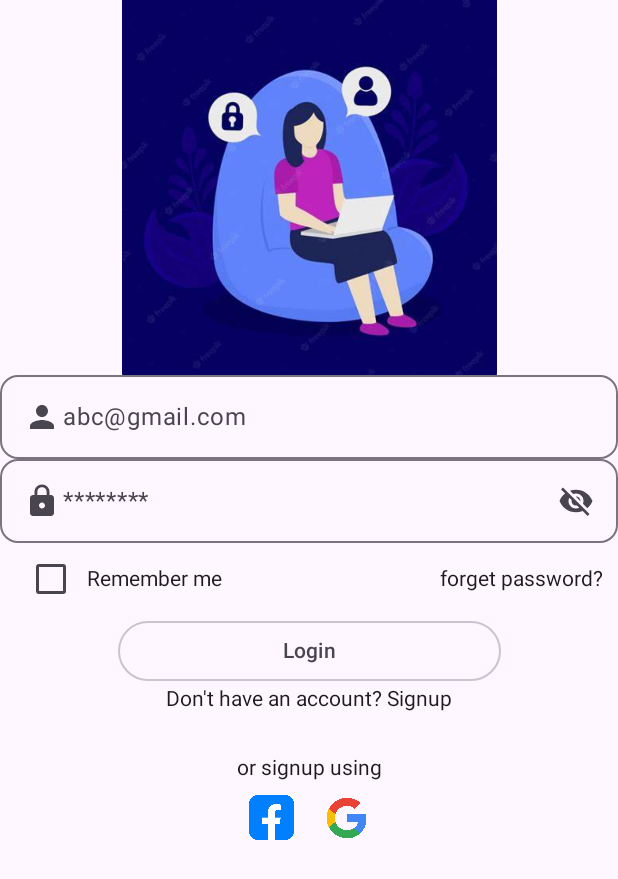
After one commit to SamipTmg614/Kotlinreg, an Android app built with Jetpack Compose: the LoginActivity screen opened directly, with no data from a screen before it, on a phone screen of 412 x 824 dp. The commit adds this screen. Shown: the top 879 px of the screen. Run offline under Robolectric (Android 15) with nearby library versions, the phone set to English and light mode, and no system bars.

Commit message:
login page

```diff
--- /dev/null
+++ b/app/src/main/java/com/example/testapp/LoginActivity.kt
@@ -0,0 +1,193 @@
+package com.example.testapp
+
+import android.graphics.Color
+import android.os.Bundle
+import androidx.activity.ComponentActivity
+import androidx.activity.compose.setContent
+import androidx.activity.enableEdgeToEdge
+import androidx.compose.foundation.Image
+import androidx.compose.foundation.background
+import androidx.compose.foundation.clickable
+import androidx.compose.foundation.layout.Arrangement
+import androidx.compose.foundation.layout.Column
+import androidx.compose.foundation.layout.PaddingValues
+import androidx.compose.foundation.layout.Row
+import androidx.compose.foundation.layout.Spacer
+import androidx.compose.foundation.layout.fillMaxHeight
+import androidx.compose.foundation.layout.fillMaxSize
+import androidx.compose.foundation.layout.fillMaxWidth
+import androidx.compose.foundation.layout.height
+import androidx.compose.foundation.layout.padding
+import androidx.compose.foundation.layout.size
+import androidx.compose.foundation.layout.width
+import androidx.compose.foundation.shape.RoundedCornerShape
+import androidx.compose.foundation.text.KeyboardOptions
+import androidx.compose.material.icons.Icons
+import androidx.compose.material.icons.filled.Lock
+import androidx.compose.material.icons.filled.Person
+import androidx.compose.material3.Button
+import androidx.compose.material3.Checkbox
+import androidx.compose.material3.CheckboxColors
+import androidx.compose.material3.Icon
+import androidx.compose.material3.OutlinedButton
+import androidx.compose.material3.OutlinedTextField
+import androidx.compose.material3.Scaffold
+import androidx.compose.material3.Text
+import androidx.compose.material3.TextFieldColors
+import androidx.compose.material3.TextFieldDefaults
+import androidx.compose.runtime.Composable
+import androidx.compose.runtime.getValue
+import androidx.compose.runtime.mutableStateOf
+import androidx.compose.runtime.remember
+import androidx.compose.runtime.setValue
+import androidx.compose.ui.Alignment
+import androidx.compose.ui.Modifier
+import androidx.compose.ui.graphics.Outline
+import androidx.compose.ui.graphics.Shape
+import androidx.compose.ui.graphics.painter.Painter
+import androidx.compose.ui.graphics.vector.ImageVector
+import androidx.compose.ui.res.painterResource
+import androidx.compose.ui.text.TextStyle
+import androidx.compose.ui.text.input.KeyboardType
+import androidx.compose.ui.text.input.PasswordVisualTransformation
+import androidx.compose.ui.text.input.VisualTransformation
+import androidx.compose.ui.tooling.preview.Preview
+import androidx.compose.ui.unit.dp
+import com.example.testapp.ui.theme.TestAppTheme
+import java.nio.file.WatchEvent
+
+class LoginActivity : ComponentActivity() {
+    override fun onCreate(savedInstanceState: Bundle?) {
+        super.onCreate(savedInstanceState)
+        enableEdgeToEdge()
+        setContent {
+            Scaffold (){ innerPadding ->
+                body(innerPadding)
+            }
+        }
+    }
+}
+
+@Composable
+fun body(innerPadding: PaddingValues){
+
+    var email by remember { mutableStateOf("") }
+    var password by remember { mutableStateOf("") }
+    var passwordiVisibility by remember { mutableStateOf(false) }
+    var rememberMe by remember { mutableStateOf(false) }
+
+    Column (
+        modifier = Modifier
+            .fillMaxHeight()
+            .fillMaxWidth(),
+        horizontalAlignment = Alignment.CenterHorizontally
+    ){
+        Image(
+            painter = painterResource(R.drawable.login),
+            contentDescription = null,
+            modifier = Modifier
+                .height(250.dp)
+                .width(250.dp)
+
+
+        )
+        OutlinedTextField(
+            value = email,
+            onValueChange = { email = it },
+            modifier = Modifier.fillMaxWidth(),
+            shape = RoundedCornerShape(12.dp),
+            placeholder = { Text(text = "abc@gmail.com") },
+            keyboardOptions = KeyboardOptions(keyboardType = KeyboardType.Email),
+            prefix = {
+                Icon(
+                    imageVector = Icons.Default.Person,
+                    contentDescription = null
+                )
+            },
+//            colors = TextFieldDefaults.colors(
+//            )
+
+        )
+        OutlinedTextField(
+            value = password,
+            onValueChange = { password = it },
+            shape = RoundedCornerShape(12.dp),
+            placeholder = {
+                Text("********")
+            },
+            keyboardOptions = KeyboardOptions(keyboardType = KeyboardType.Text),
+            prefix = {
+                Icon(
+                    imageVector = Icons.Default.Lock,
+                    contentDescription = null
+                )
+            },
+            visualTransformation = PasswordVisualTransformation(),
+            modifier = Modifier.fillMaxWidth(),
+            suffix = {
+                Icon(
+                    painter = painterResource(if (passwordiVisibility)R.drawable.baseline_visibility_24 else R.drawable.baseline_visibility_off_24) ,
+                    contentDescription = null,
+                    modifier = Modifier.clickable{
+                        passwordiVisibility = !passwordiVisibility
+                    }
+                )
+            }
+        )
+        Row (modifier = Modifier
+            .fillMaxWidth()
+            .padding(start = 10.dp, end = 10.dp),
+            verticalAlignment = Alignment.CenterVertically,
+            horizontalArrangement = Arrangement.SpaceBetween){
+            Row (verticalAlignment = Alignment.CenterVertically){
+                Checkbox(
+                    checked = rememberMe,
+                    onCheckedChange = {
+                        rememberMe = it
+                    },
+                    //            colors = CheckboxColors(
+                    //               checkedBoxColor = Color.GREEN
+                    //            )
+                )
+                Text(text = "Remember me")
+
+            }
+
+            Text(text = "forget password?", modifier = Modifier.clickable{})
+        }
+        OutlinedButton(
+            onClick = {
+
+            },
+            modifier = Modifier.width(255.dp)
+        ) {
+
+            Text(text = "Login")
+
+    }
+        Text(text = "Don't have an account? Signup", modifier = Modifier.clickable{})
+        Spacer(modifier = Modifier.height(30.dp))
+        Text(text = "or signup using")
+        Row {
+            Image(
+                painter = painterResource(R.drawable.facebook),
+                contentDescription = null,
+                modifier = Modifier.size(50.dp)
+            )
+            Image(
+                painter = painterResource(R.drawable.googleeee),
+                contentDescription = null,
+                modifier = Modifier.size(50.dp)
+
+            )
+        }
+
+
+    }
+}
+
+@Preview(showBackground = true)
+@Composable
+fun loginbodyPreview(){
+    body(innerPadding = PaddingValues(0.dp))
+}
--- /dev/null
+++ b/app/src/main/res/drawable/baseline_person_24.xml
@@ -0,0 +1,5 @@
+<vector xmlns:android="http://schemas.android.com/apk/res/android" android:height="24dp" android:tint="#000000" android:viewportHeight="24" android:viewportWidth="24" android:width="24dp">
+
+    <path android:fillColor="@android:color/white" android:pathData="M12,12c2.21,0 4,-1.79 4,-4s-1.79,-4 -4,-4 -4,1.79 -4,4 1.79,4 4,4zM12,14c-2.67,0 -8,1.34 -8,4v2h16v-2c0,-2.66 -5.33,-4 -8,-4z"/>
+
+</vector>
--- /dev/null
+++ b/app/src/main/res/drawable/baseline_search_24.xml
@@ -0,0 +1,5 @@
+<vector xmlns:android="http://schemas.android.com/apk/res/android" android:height="24dp" android:tint="#000000" android:viewportHeight="24" android:viewportWidth="24" android:width="24dp">
+
+    <path android:fillColor="@android:color/white" android:pathData="M15.5,14h-0.79l-0.28,-0.27C15.41,12.59 16,11.11 16,9.5 16,5.91 13.09,3 9.5,3S3,5.91 3,9.5 5.91,16 9.5,16c1.61,0 3.09,-0.59 4.23,-1.57l0.27,0.28v0.79l5,4.99L20.49,19l-4.99,-5zM9.5,14C7.01,14 5,11.99 5,9.5S7.01,5 9.5,5 14,7.01 14,9.5 11.99,14 9.5,14z"/>
+
+</vector>
--- /dev/null
+++ b/app/src/main/res/drawable/baseline_visibility_24.xml
@@ -0,0 +1,5 @@
+<vector xmlns:android="http://schemas.android.com/apk/res/android" android:height="24dp" android:tint="#000000" android:viewportHeight="24" android:viewportWidth="24" android:width="24dp">
+
+    <path android:fillColor="@android:color/white" android:pathData="M12,4.5C7,4.5 2.73,7.61 1,12c1.73,4.39 6,7.5 11,7.5s9.27,-3.11 11,-7.5c-1.73,-4.39 -6,-7.5 -11,-7.5zM12,17c-2.76,0 -5,-2.24 -5,-5s2.24,-5 5,-5 5,2.24 5,5 -2.24,5 -5,5zM12,9c-1.66,0 -3,1.34 -3,3s1.34,3 3,3 3,-1.34 3,-3 -1.34,-3 -3,-3z"/>
+
+</vector>
--- /dev/null
+++ b/app/src/main/res/drawable/baseline_visibility_off_24.xml
@@ -0,0 +1,5 @@
+<vector xmlns:android="http://schemas.android.com/apk/res/android" android:height="24dp" android:tint="#000000" android:viewportHeight="24" android:viewportWidth="24" android:width="24dp">
+
+    <path android:fillColor="@android:color/white" android:pathData="M12,7c2.76,0 5,2.24 5,5 0,0.65 -0.13,1.26 -0.36,1.83l2.92,2.92c1.51,-1.26 2.7,-2.89 3.43,-4.75 -1.73,-4.39 -6,-7.5 -11,-7.5 -1.4,0 -2.74,0.25 -3.98,0.7l2.16,2.16C10.74,7.13 11.35,7 12,7zM2,4.27l2.28,2.28 0.46,0.46C3.08,8.3 1.78,10.02 1,12c1.73,4.39 6,7.5 11,7.5 1.55,0 3.03,-0.3 4.38,-0.84l0.42,0.42L19.73,22 21,20.73 3.27,3 2,4.27zM7.53,9.8l1.55,1.55c-0.05,0.21 -0.08,0.43 -0.08,0.65 0,1.66 1.34,3 3,3 0.22,0 0.44,-0.03 0.65,-0.08l1.55,1.55c-0.67,0.33 -1.41,0.53 -2.2,0.53 -2.76,0 -5,-2.24 -5,-5 0,-0.79 0.2,-1.53 0.53,-2.2zM11.84,9.02l3.15,3.15 0.02,-0.16c0,-1.66 -1.34,-3 -3,-3l-0.17,0.01z"/>
+
+</vector>
--- a/app/src/main/res/values/strings.xml
+++ b/app/src/main/res/values/strings.xml
@@ -1,3 +1,5 @@
 <resources>
     <string name="app_name">TestApp</string>
+    <string name="title_activity_login">LoginActivity</string>
+    <string name="title_activity_search">searchActivity</string>
 </resources>
```
Also changed, not shown: app/src/main/AndroidManifest.xml (+11 -0 lines), app/src/main/java/com/example/testapp/MainActivity.kt (+85 -10 lines), app/src/main/java/com/example/testapp/searchActivity.kt (added, +77 -0 lines), app/src/main/res/drawable/facebook.webp (added), app/src/main/res/drawable/googleeee.png (added), app/src/main/res/drawable/login.jpeg (added), 1 other file.
